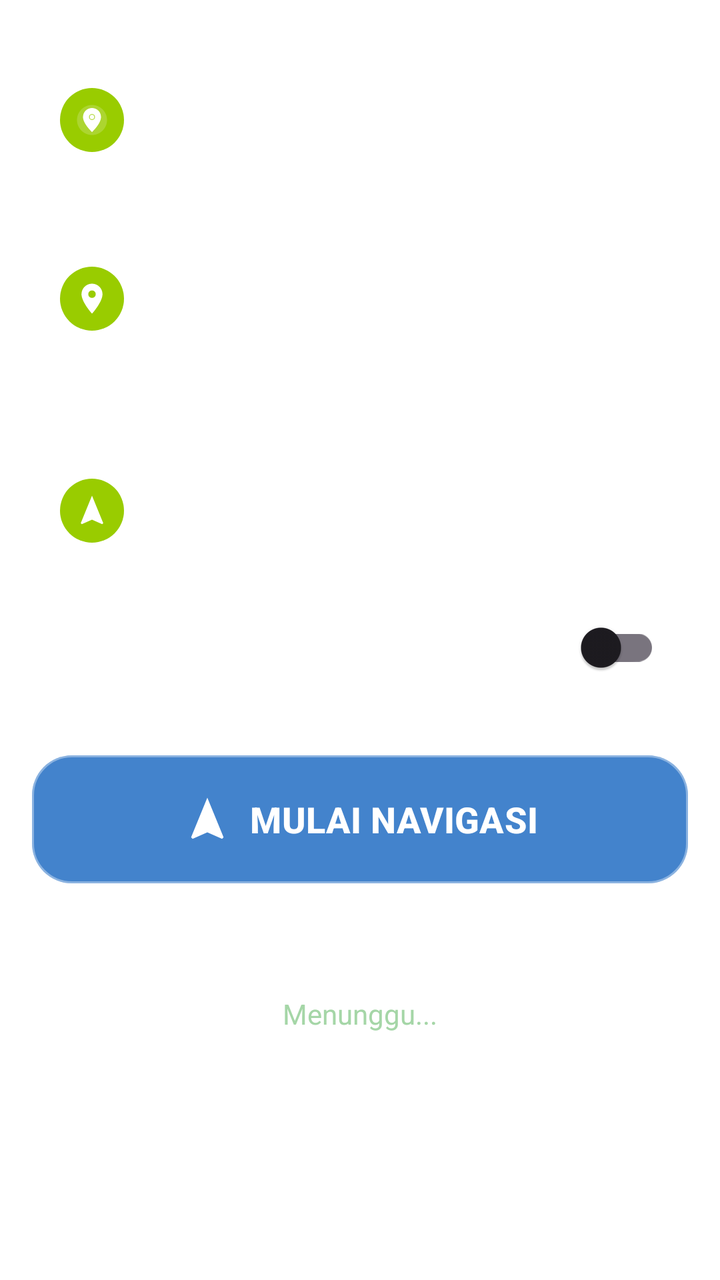
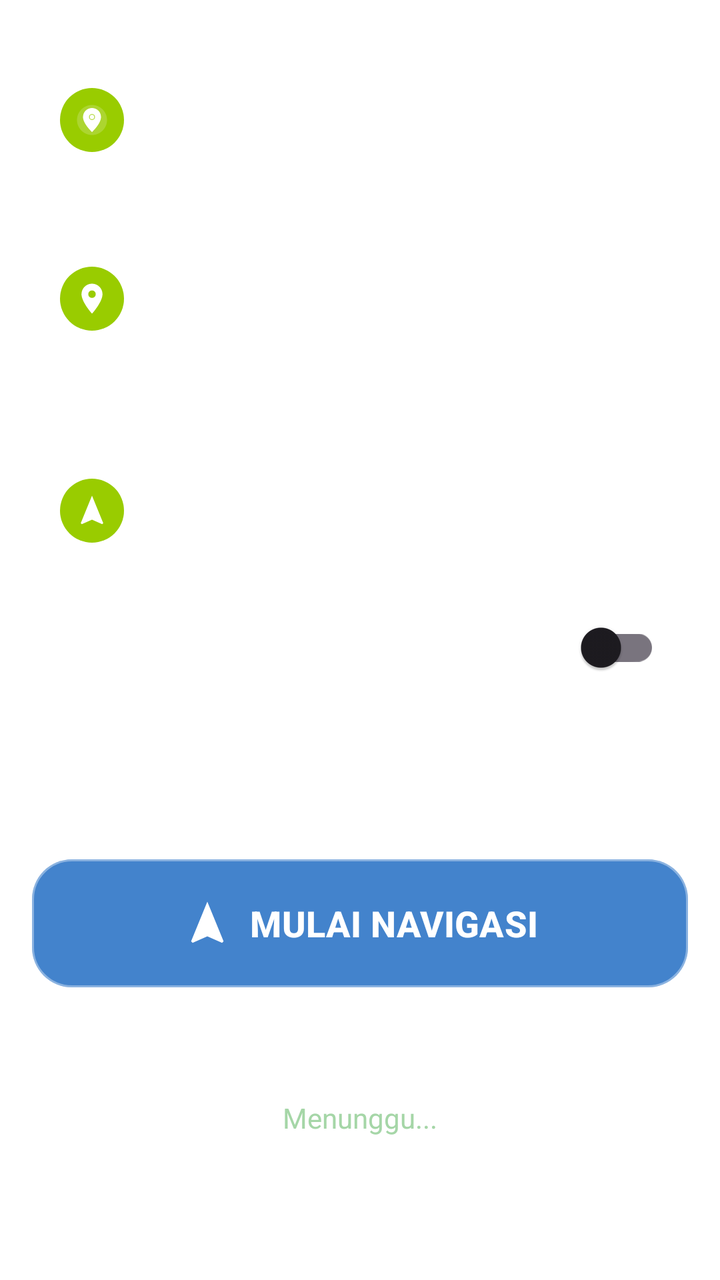

Two renders of the same Android screen: before a commit and after it. Below are the layout's source before the change and the commit's diff.
<!-- AndroidManifest.xml: application theme Theme.OrionNavigator -->
<!-- res/layout/page_navigation.xml -->
<?xml version="1.0" encoding="utf-8"?>
<androidx.core.widget.NestedScrollView
    xmlns:android="http://schemas.android.com/apk/res/android"
    xmlns:app="http://schemas.android.com/apk/res-auto"
    android:layout_width="match_parent"
    android:layout_height="match_parent"
    android:fillViewport="true">

    <LinearLayout
        android:layout_width="match_parent"
        android:layout_height="wrap_content"
        android:orientation="vertical"
        android:paddingStart="16dp"
        android:paddingEnd="16dp"
        android:paddingTop="12dp"
        android:paddingBottom="80dp">

        
        <LinearLayout
            android:layout_width="match_parent"
            android:layout_height="wrap_content"
            android:background="@drawable/bg_beacon_panel"
            android:orientation="vertical"
            android:padding="14dp">

            
            <LinearLayout
                android:id="@+id/llFloorSelection"
                android:layout_width="match_parent"
                android:layout_height="wrap_content"
                android:orientation="horizontal"
                android:gravity="center_vertical">

                <FrameLayout
                    android:layout_width="32dp"
                    android:layout_height="32dp"
                    android:background="@drawable/bg_status_active"
                    android:importantForAccessibility="no">
                    <ImageView
                        android:layout_width="18dp"
                        android:layout_height="18dp"
                        android:layout_gravity="center"
                        android:src="@drawable/ic_location_modern"
                        app:tint="#FFFFFF"
                        android:importantForAccessibility="no"
                        android:contentDescription="" />
                </FrameLayout>

                <LinearLayout
                    android:layout_width="0dp"
                    android:layout_height="wrap_content"
                    android:layout_weight="1"
                    android:layout_marginStart="10dp"
                    android:orientation="vertical">

                    <TextView
                        android:layout_width="wrap_content"
                        android:layout_height="wrap_content"
                        android:text="Lantai / Layer Denah:"
                        android:textSize="12sp"
                        android:textStyle="bold"
                        android:textColor="#FFFFFF" />

                    <Spinner
                        android:id="@+id/spinnerFloor"
                        android:layout_width="match_parent"
                        android:layout_height="48dp"
                        android:layout_marginTop="4dp"
                        android:background="@drawable/bg_spinner_glass"
                        android:padding="8dp" />

                </LinearLayout>

            </LinearLayout>

            
            <View
                android:layout_width="match_parent"
                android:layout_height="1dp"
                android:layout_marginVertical="10dp"
                android:background="#40FFFFFF"
                android:importantForAccessibility="no" />

            
            <LinearLayout
                android:layout_width="match_parent"
                android:layout_height="wrap_content"
                android:orientation="horizontal"
                android:gravity="center_vertical">

                <FrameLayout
                    android:layout_width="32dp"
                    android:layout_height="32dp"
                    android:background="@drawable/bg_status_active"
                    android:importantForAccessibility="no">
                    <ImageView
                        android:layout_width="18dp"
                        android:layout_height="18dp"
                        android:layout_gravity="center"
                        android:src="@drawable/ic_location"
                        app:tint="#FFFFFF"
                        android:importantForAccessibility="no"
                        android:contentDescription="" />
                </FrameLayout>

                <LinearLayout
                    android:layout_width="0dp"
                    android:layout_height="wrap_content"
                    android:layout_weight="1"
                    android:layout_marginStart="10dp"
                    android:orientation="vertical">

                    <TextView
                        android:layout_width="wrap_content"
                        android:layout_height="wrap_content"
                        android:text="Titik Awal (Mulai Dari):"
                        android:textSize="12sp"
                        android:textStyle="bold"
                        android:textColor="#FFFFFF" />

                    <Spinner
                        android:id="@+id/spinnerStartLocation"
                        android:layout_width="match_parent"
                        android:layout_height="48dp"
                        android:layout_marginTop="4dp"
                        android:background="@drawable/bg_spinner_glass"
                        android:padding="8dp" />

                </LinearLayout>

            </LinearLayout>

            <TextView
                android:id="@+id/tvCurrentRoom"
                android:layout_width="match_parent"
                android:layout_height="wrap_content"
                android:layout_marginStart="42dp"
                android:layout_marginTop="2dp"
                android:text="Lokasi Awal: Belum dipilih"
                android:textSize="11sp"
                android:textColor="#BBFFFFFF" />

            
            <View
                android:layout_width="match_parent"
                android:layout_height="1dp"
                android:layout_marginVertical="10dp"
                android:background="#40FFFFFF"
                android:importantForAccessibility="no" />

            
            <LinearLayout
                android:id="@+id/llDestination"
                android:layout_width="match_parent"
                android:layout_height="wrap_content"
                android:orientation="horizontal"
                android:gravity="center_vertical">

                <FrameLayout
                    android:layout_width="32dp"
                    android:layout_height="32dp"
                    android:background="@drawable/bg_status_active"
                    android:importantForAccessibility="no">
                    <ImageView
                        android:layout_width="18dp"
                        android:layout_height="18dp"
                        android:layout_gravity="center"
                        android:src="@drawable/ic_navigation"
                        app:tint="#FFFFFF"
                        android:importantForAccessibility="no"
                        android:contentDescription="" />
                </FrameLayout>

                <LinearLayout
                    android:layout_width="0dp"
                    android:layout_height="wrap_content"
                    android:layout_weight="1"
                    android:layout_marginStart="10dp"
                    android:orientation="vertical">

                    <TextView
                        android:layout_width="wrap_content"
                        android:layout_height="wrap_content"
                        android:text="Titik Tujuan:"
                        android:textSize="12sp"
                        android:textStyle="bold"
                        android:textColor="#FFFFFF" />

                    <Spinner
                        android:id="@+id/spinnerDestination"
                        android:layout_width="match_parent"
                        android:layout_height="48dp"
                        android:layout_marginTop="4dp"
                        android:background="@drawable/bg_spinner_glass"
                        android:padding="8dp" />

                </LinearLayout>

            </LinearLayout>

            
            <LinearLayout
                android:id="@+id/llStepCountingToggle"
                android:layout_width="match_parent"
                android:layout_height="wrap_content"
                android:orientation="horizontal"
                android:gravity="center_vertical"
                android:layout_marginTop="10dp">

                <TextView
                    android:layout_width="0dp"
                    android:layout_height="wrap_content"
                    android:layout_weight="1"
                    android:text="Hitung Langkah Manual"
                    android:textSize="13sp"
                    android:textColor="#CCFFFFFF"
                    android:importantForAccessibility="no" />

                <com.google.android.material.switchmaterial.SwitchMaterial
                    android:id="@+id/switchStepCounting"
                    android:layout_width="wrap_content"
                    android:layout_height="wrap_content"
                    android:checked="false"
                    android:contentDescription="Aktifkan hitung langkah manual" />

            </LinearLayout>

        </LinearLayout>

        
        <com.google.android.material.button.MaterialButton
            android:id="@+id/btnStartNavigation"
            android:layout_width="match_parent"
            android:layout_height="72dp"
            android:layout_marginTop="12dp"
            android:text="MULAI NAVIGASI"
            android:textSize="18sp"
            android:textStyle="bold"
            android:textColor="@color/white"
            android:gravity="center"
            android:hapticFeedbackEnabled="true"
            android:contentDescription="Tekan untuk memulai navigasi ke tujuan yang dipilih"
            app:backgroundTint="#CC1565C0"
            app:cornerRadius="20dp"
            app:icon="@drawable/ic_navigation"
            app:iconGravity="textStart"
            app:iconSize="26dp"
            app:iconTint="@color/white"
            app:strokeColor="#60FFFFFF"
            app:strokeWidth="1dp"
            app:rippleColor="@color/ripple_color" />

        
        <LinearLayout
            android:id="@+id/cardStep"
            android:layout_width="match_parent"
            android:layout_height="wrap_content"
            android:layout_marginTop="12dp"
            android:background="@drawable/bg_beacon_panel"
            android:orientation="vertical"
            android:padding="16dp">

            
            <TextView
                android:id="@+id/tvStepProgress"
                android:layout_width="wrap_content"
                android:layout_height="wrap_content"
                android:text="Langkah - dari -"
                android:textSize="16sp"
                android:textStyle="bold"
                android:textColor="#FFFFFF"
                android:layout_gravity="center"
                android:importantForAccessibility="no" />

            
            <TextView
                android:id="@+id/tvStatus"
                android:layout_width="wrap_content"
                android:layout_height="wrap_content"
                android:layout_marginTop="2dp"
                android:text="Menunggu..."
                android:textSize="14sp"
                android:textColor="#A5D6A7"
                android:layout_gravity="center"
                android:importantForAccessibility="no" />

            
            <TextView
                android:id="@+id/tvInstruction"
                android:layout_width="match_parent"
                android:layout_height="wrap_content"
                android:layout_marginTop="6dp"
                android:text="Pilih tujuan untuk memulai navigasi"
                android:textSize="14sp"
                android:textColor="#DDFFFFFF"
                android:gravity="center"
                android:importantForAccessibility="no" />

            
            <LinearLayout
                android:layout_width="match_parent"
                android:layout_height="wrap_content"
                android:orientation="horizontal"
                android:gravity="center"
                android:layout_marginTop="4dp"
                android:importantForAccessibility="no">

                <TextView
                    android:id="@+id/tvCurrentHeading"
                    android:layout_width="wrap_content"
                    android:layout_height="wrap_content"
                    android:text="0°"
                    android:textSize="12sp"
                    android:textColor="#AAFFFFFF"
                    android:importantForAccessibility="no" />

                <TextView
                    android:id="@+id/tvTargetHeading"
                    android:layout_width="wrap_content"
                    android:layout_height="wrap_content"
                    android:text=""
                    android:textSize="12sp"
                    android:textColor="#AAFFFFFF"
                    android:layout_marginStart="16dp"
                    android:visibility="gone"
                    android:importantForAccessibility="no" />

            </LinearLayout>

            
            <ImageView
                android:id="@+id/ivCompassArrow"
                android:layout_width="72dp"
                android:layout_height="72dp"
                android:layout_gravity="center"
                android:layout_marginTop="8dp"
                android:src="@drawable/ic_compass_arrow"
                app:tint="#FFFFFF"
                android:importantForAccessibility="no"
                android:contentDescription="@null" />

            
            <ProgressBar
                android:id="@+id/progressAlignment"
                style="@style/Widget.AppCompat.ProgressBar.Horizontal"
                android:layout_width="match_parent"
                android:layout_height="6dp"
                android:layout_marginTop="8dp"
                android:max="100"
                android:progress="0"
                android:progressTint="#A5D6A7"
                android:progressBackgroundTint="#40FFFFFF"
                android:importantForAccessibility="no" />

            
            <TextView
                android:id="@+id/tvStepCounter"
                android:layout_width="match_parent"
                android:layout_height="wrap_content"
                android:layout_marginTop="6dp"
                android:text="Langkah: 0 / 0"
                android:textSize="20sp"
                android:textStyle="bold"
                android:textColor="#FFFFFF"
                android:gravity="center"
                android:visibility="gone"
                android:importantForAccessibility="no" />

        </LinearLayout>

        

        <com.google.android.material.button.MaterialButton
            android:id="@+id/btnConfirmStep"
            android:layout_width="match_parent"
            android:layout_height="96dp"
            android:layout_marginTop="12dp"
            android:text="LANJUT&#10;Langkah Berikutnya"
            android:textSize="20sp"
            android:textStyle="bold"
            android:textColor="@color/white"
            android:enabled="false"
            android:visibility="gone"
            android:gravity="center"
            android:hapticFeedbackEnabled="true"
            android:contentDescription="Tekan untuk lanjut ke langkah berikutnya"
            app:backgroundTint="#CC1565C0"
            app:cornerRadius="24dp"
            app:strokeColor="#60FFFFFF"
            app:strokeWidth="1dp"
            app:rippleColor="@color/ripple_color" />

        <com.google.android.material.button.MaterialButton
            android:id="@+id/btnCountStep"
            android:layout_width="match_parent"
            android:layout_height="96dp"
            android:layout_marginTop="12dp"
            android:text="LANGKAH&#10;Tekan setiap melangkah"
            android:textSize="20sp"
            android:textStyle="bold"
            android:textColor="@color/white"
            android:visibility="gone"
            android:gravity="center"
            android:hapticFeedbackEnabled="true"
            android:contentDescription="Tekan setiap kali Anda melangkah untuk menghitung"
            app:backgroundTint="#CCE65100"
            app:cornerRadius="24dp"
            app:strokeColor="#60FFFFFF"
            app:strokeWidth="1dp"
            app:rippleColor="@color/ripple_color" />

        
        <LinearLayout
            android:id="@+id/cardBeaconSignal"
            android:layout_width="match_parent"
            android:layout_height="wrap_content"
            android:layout_marginTop="12dp"
            android:background="@drawable/bg_beacon_panel"
            android:orientation="vertical"
            android:paddingHorizontal="14dp"
            android:paddingVertical="10dp">

            
            <LinearLayout
                android:layout_width="match_parent"
                android:layout_height="wrap_content"
                android:orientation="horizontal"
                android:gravity="center_vertical"
                android:importantForAccessibility="no">

                <ImageView
                    android:layout_width="12dp"
                    android:layout_height="12dp"
                    android:src="@drawable/ic_beacon"
                    android:contentDescription=""
                    android:importantForAccessibility="no"
                    app:tint="#AAFFFFFF"
                    android:layout_marginEnd="6dp" />

                <TextView
                    android:layout_width="wrap_content"
                    android:layout_height="wrap_content"
                    android:text="Sinyal Beacon"
                    android:textSize="11sp"
                    android:textStyle="bold"
                    android:textColor="#AAFFFFFF"
                    android:importantForAccessibility="no" />

            </LinearLayout>

            <LinearLayout
                android:id="@+id/llBeaconList"
                android:layout_width="match_parent"
                android:layout_height="wrap_content"
                android:orientation="vertical"
                android:layout_marginTop="6dp"
                android:importantForAccessibility="no">

                
                <LinearLayout
                    android:id="@+id/llBeacon1"
                    android:layout_width="match_parent"
                    android:layout_height="wrap_content"
                    android:orientation="horizontal"
                    android:gravity="center_vertical"
                    android:visibility="gone"
                    android:importantForAccessibility="no">

                    <View
                        android:id="@+id/viewBeacon1Indicator"
                        android:layout_width="8dp"
                        android:layout_height="8dp"
                        android:background="@drawable/bg_status_indicator" />

                    <TextView
                        android:id="@+id/tvBeacon1Name"
                        android:layout_width="0dp"
                        android:layout_height="wrap_content"
                        android:layout_weight="1"
                        android:layout_marginStart="8dp"
                        android:textSize="12sp"
                        android:textColor="#DDFFFFFF"
                        android:importantForAccessibility="no" />

                    <TextView
                        android:id="@+id/tvBeacon1Rssi"
                        android:layout_width="wrap_content"
                        android:layout_height="wrap_content"
                        android:textSize="11sp"
                        android:textColor="#AAFFFFFF"
                        android:importantForAccessibility="no" />

                </LinearLayout>

                
                <LinearLayout
                    android:id="@+id/llBeacon2"
                    android:layout_width="match_parent"
                    android:layout_height="wrap_content"
                    android:orientation="horizontal"
                    android:gravity="center_vertical"
                    android:layout_marginTop="2dp"
                    android:visibility="gone"
                    android:importantForAccessibility="no">

                    <View
                        android:id="@+id/viewBeacon2Indicator"
                        android:layout_width="8dp"
                        android:layout_height="8dp"
                        android:background="@drawable/bg_status_indicator" />

                    <TextView
                        android:id="@+id/tvBeacon2Name"
                        android:layout_width="0dp"
                        android:layout_height="wrap_content"
                        android:layout_weight="1"
                        android:layout_marginStart="8dp"
                        android:textSize="12sp"
                        android:textColor="#DDFFFFFF"
                        android:importantForAccessibility="no" />

                    <TextView
                        android:id="@+id/tvBeacon2Rssi"
                        android:layout_width="wrap_content"
                        android:layout_height="wrap_content"
                        android:textSize="11sp"
                        android:textColor="#AAFFFFFF"
                        android:importantForAccessibility="no" />

                </LinearLayout>

                
                <LinearLayout
                    android:id="@+id/llBeacon3"
                    android:layout_width="match_parent"
                    android:layout_height="wrap_content"
                    android:orientation="horizontal"
                    android:gravity="center_vertical"
                    android:layout_marginTop="2dp"
                    android:visibility="gone"
                    android:importantForAccessibility="no">

                    <View
                        android:id="@+id/viewBeacon3Indicator"
                        android:layout_width="8dp"
                        android:layout_height="8dp"
                        android:background="@drawable/bg_status_indicator" />

                    <TextView
                        android:id="@+id/tvBeacon3Name"
                        android:layout_width="0dp"
                        android:layout_height="wrap_content"
                        android:layout_weight="1"
                        android:layout_marginStart="8dp"
                        android:textSize="12sp"
                        android:textColor="#DDFFFFFF"
                        android:importantForAccessibility="no" />

                    <TextView
                        android:id="@+id/tvBeacon3Rssi"
                        android:layout_width="wrap_content"
                        android:layout_height="wrap_content"
                        android:textSize="11sp"
                        android:textColor="#AAFFFFFF"
                        android:importantForAccessibility="no" />

                </LinearLayout>

                <TextView
                    android:id="@+id/tvNoBeacons"
                    android:layout_width="match_parent"
                    android:layout_height="wrap_content"
                    android:text="Mencari beacon..."
                    android:textSize="11sp"
                    android:textColor="#AAFFFFFF"
                    android:gravity="center"
                    android:importantForAccessibility="no" />

            </LinearLayout>

        </LinearLayout>

        
        <com.google.android.material.button.MaterialButton
            android:id="@+id/btnStop"
            android:layout_width="match_parent"
            android:layout_height="60dp"
            android:layout_marginTop="12dp"
            android:text="HENTIKAN NAVIGASI"
            android:textSize="15sp"
            android:textStyle="bold"
            android:textColor="@color/white"
            android:hapticFeedbackEnabled="true"
            android:contentDescription="Tekan untuk menghentikan navigasi"
            app:backgroundTint="#99B71C1C"
            app:cornerRadius="16dp"
            app:strokeColor="#60FFFFFF"
            app:strokeWidth="1dp" />

    </LinearLayout>

</androidx.core.widget.NestedScrollView>
<!-- resources referenced by this layout -->
<resources>
  <color name="ripple_color">#301976D2</color>
  <color name="white">#FFFFFF</color>
  <!-- drawable bg_beacon_panel (drawable) -->
  <?xml version="1.0" encoding="utf-8"?>
  <shape xmlns:android="http://schemas.android.com/apk/res/android"
      android:shape="rectangle">
      <solid android:color="#25FFFFFF" />
      <corners android:radius="16dp" />
      <stroke
          android:width="1dp"
          android:color="#50FFFFFF" />
  </shape>
  <!-- drawable bg_spinner_glass (drawable) -->
  <?xml version="1.0" encoding="utf-8"?>
  <shape xmlns:android="http://schemas.android.com/apk/res/android"
      android:shape="rectangle">
      <solid android:color="#35FFFFFF" />
      <corners android:radius="12dp" />
      <stroke
          android:width="1.5dp"
          android:color="#50FFFFFF" />
  </shape>
  <!-- drawable bg_status_active (drawable) -->
  <?xml version="1.0" encoding="utf-8"?>
  <shape xmlns:android="http://schemas.android.com/apk/res/android"
      android:shape="oval">
      <solid android:color="@android:color/holo_green_light" />
      <size android:width="16dp" android:height="16dp" />
  </shape>
  <!-- drawable bg_status_indicator (drawable) -->
  <?xml version="1.0" encoding="utf-8"?>
  <shape xmlns:android="http://schemas.android.com/apk/res/android"
      android:shape="oval">
      <solid android:color="@color/status_inactive" />
  </shape>
  <!-- drawable ic_compass_arrow (drawable) -->
  <?xml version="1.0" encoding="utf-8"?>
  <vector xmlns:android="http://schemas.android.com/apk/res/android"
      android:width="24dp"
      android:height="24dp"
      android:viewportWidth="24"
      android:viewportHeight="24">
      
      
      <path
          android:pathData="M12,2L4,14h6v8h4v-8h6z"
          android:fillColor="#FF6B35" />
  </vector>
  <!-- drawable ic_location (drawable) -->
  <vector xmlns:android="http://schemas.android.com/apk/res/android"
      android:width="24dp"
      android:height="24dp"
      android:viewportWidth="24"
      android:viewportHeight="24">
      <path
          android:fillColor="@android:color/white"
          android:pathData="M12,2C8.13,2 5,5.13 5,9c0,5.25 7,13 7,13s7,-7.75 7,-13c0,-3.87 -3.13,-7 -7,-7zM12,11.5c-1.38,0 -2.5,-1.12 -2.5,-2.5s1.12,-2.5 2.5,-2.5 2.5,1.12 2.5,2.5 -1.12,2.5 -2.5,2.5z"/>
  </vector>
  <!-- drawable ic_navigation (drawable) -->
  <vector xmlns:android="http://schemas.android.com/apk/res/android"
      android:width="24dp"
      android:height="24dp"
      android:viewportWidth="24"
      android:viewportHeight="24">
      
      <path
          android:fillColor="@android:color/white"
          android:pathData="M12,2L4.5,20.29l0.71,0.71L12,18l6.79,3 0.71,-0.71z"/>
  </vector>
  <style name="Theme.OrionNavigator" parent="Theme.Material3.Light.NoActionBar">
          <item name="colorPrimary">@color/primary</item>
          <item name="colorPrimaryDark">@color/primary_dark</item>
          <item name="colorAccent">@color/accent</item>
          <item name="android:colorBackground">@color/background_primary</item>
          <item name="android:windowBackground">@color/background_primary</item>
          <item name="android:statusBarColor">@color/primary</item>
          <item name="android:navigationBarColor">@color/background_primary</item>
          <item name="android:windowLightStatusBar">false</item>
          <item name="android:windowLightNavigationBar">true</item>
      </style>
  <color name="status_inactive">#BDBDBD</color>
  <color name="accent">#448AFF</color>
  <color name="text_on_accent">#FFFFFF</color>
  <color name="primary">#1976D2</color>
  <color name="primary_dark">#0D47A1</color>
  <color name="background_primary">#FFFFFF</color>
  <!-- unchanged entries left out for length: 2 -->
</resources>

<!-- the commit's change to res/layout/page_navigation.xml (unified diff, before → after) -->
@@ -222,6 +222,44 @@
                     android:layout_height="wrap_content"
                     android:checked="false"
                     android:contentDescription="Aktifkan hitung langkah manual" />
+
+            </LinearLayout>
+
+            
+            <LinearLayout
+                android:id="@+id/llTtsSpeedSetting"
+                android:layout_width="match_parent"
+                android:layout_height="wrap_content"
+                android:minHeight="48dp"
+                android:orientation="horizontal"
+                android:gravity="center_vertical"
+                android:layout_marginTop="4dp"
+                android:clickable="true"
+                android:focusable="true"
+                android:background="?attr/selectableItemBackground"
+                android:contentDescription="Kecepatan suara panduan navigasi. Ketuk untuk mengatur.">
+
+                <TextView
+                    android:layout_width="0dp"
+                    android:layout_height="wrap_content"
+                    android:layout_weight="1"
+                    android:text="Kecepatan Suara (TTS)"
+                    android:textSize="13sp"
+                    android:textColor="#CCFFFFFF"
+                    android:importantForAccessibility="no" />
+
+                <TextView
+                    android:id="@+id/tvTtsSpeedBadge"
+                    android:layout_width="wrap_content"
+                    android:layout_height="wrap_content"
+                    android:paddingHorizontal="10dp"
+                    android:paddingVertical="4dp"
+                    android:text="0.9x (Normal) • Atur"
+                    android:textSize="12sp"
+                    android:textStyle="bold"
+                    android:textColor="#FFFFFF"
+                    android:background="@drawable/bg_spinner_glass"
+                    android:importantForAccessibility="no" />
 
             </LinearLayout>
 
